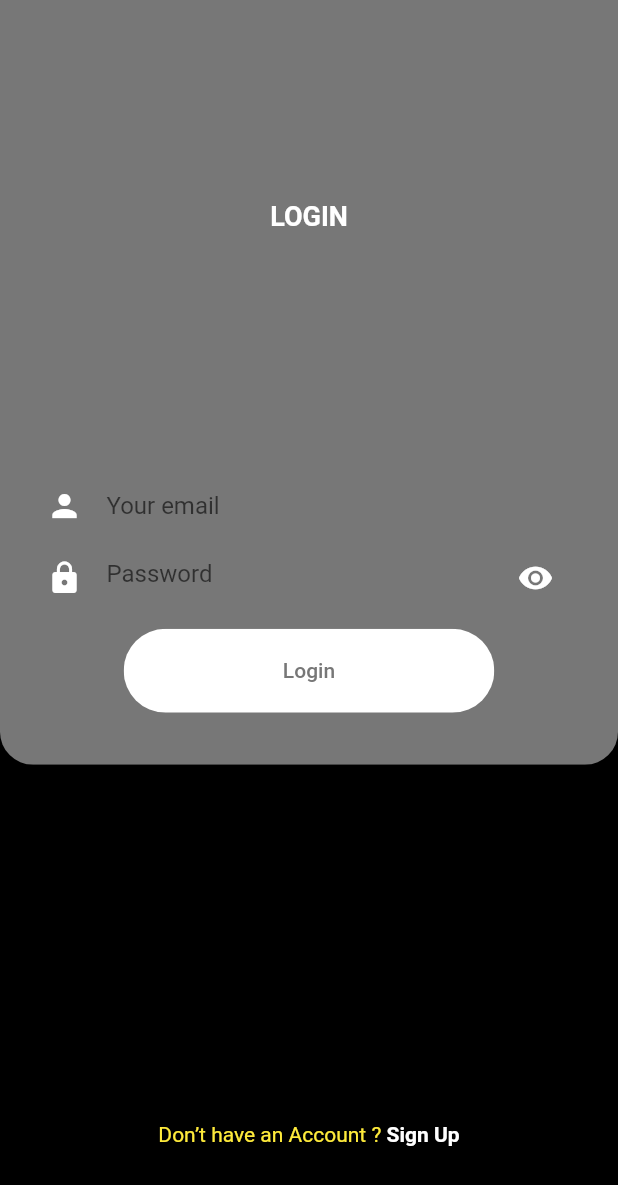
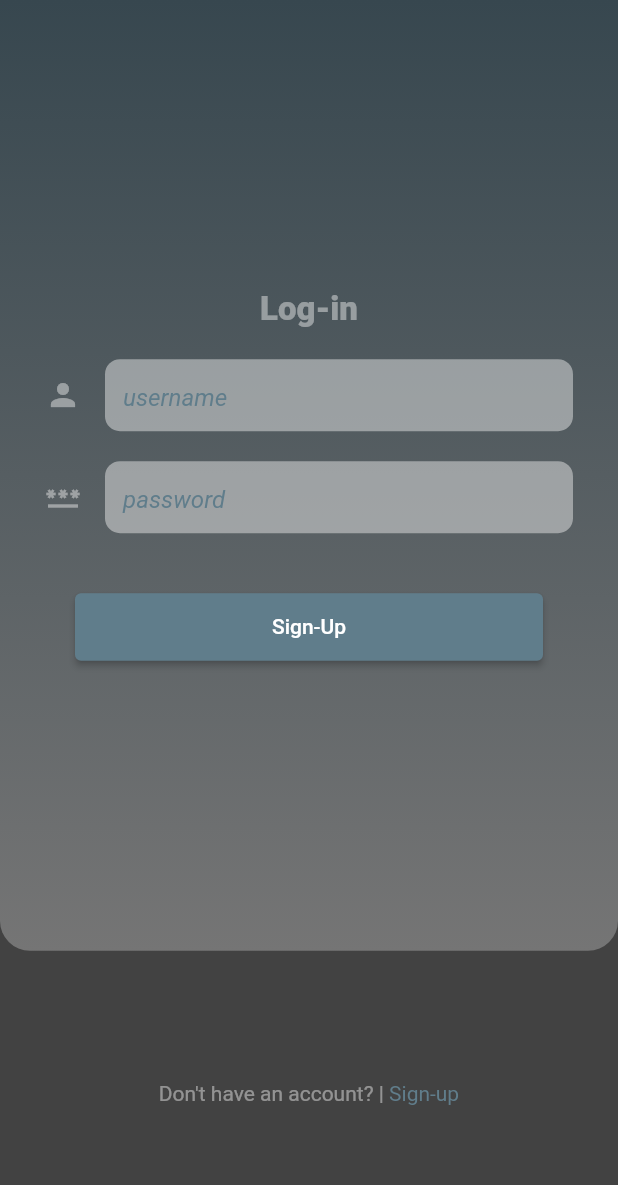
Before and after one commit to betu55/Hagerawi, a Flutter app: the screen it shows after launch, after a tap on "Sign-in", on a phone screen of 412 x 824 dp. Shown: the top 1185 px of the screen. Run offline on Flutter 3.47's test engine with Material 2 defaults, Android fonts, the light colour scheme and no system bars; our stand-ins replace flutter_svg.

Commit message:
The Login page has been updated successfluy

```diff
--- a/lib/pages/login.dart
+++ b/lib/pages/login.dart
@@ -1,10 +1,11 @@
 import 'package:flutter/material.dart';
+import 'package:flutter/services.dart';
 import 'package:flutter_svg/svg.dart';
+import 'package:hagerawi_app/components/fields.dart';
 import 'package:hagerawi_app/main.dart';
 import 'package:hagerawi_app/pages/events.dart';
 import 'package:hagerawi_app/pages/signup.dart';
-
-import 'events.dart';
+import 'package:hagerawi_app/pages/events.dart';
 
 const kPrimaryColor = Color(0xff777777);
 const kPrimaryLightColor = Colors.white;
@@ -17,139 +18,99 @@ class Login extends StatelessWidget {
   @override
   Widget build(BuildContext context) {
     Size size = MediaQuery.of(context).size;
+    SystemChrome.setSystemUIOverlayStyle(SystemUiOverlayStyle(
+      statusBarColor: Colors.blueGrey.shade900,
+      statusBarIconBrightness: Brightness.light,
+    ));
     return Scaffold(
-      body: Stack(
-        alignment: Alignment.topCenter,
-        children: <Widget>[
+      resizeToAvoidBottomInset: false,
+      body: SafeArea(
+        child: Stack(
+          children: [
+            //main background
             Container(
-            color: Colors.black,
-            width: double.infinity,
-            height: size.height,
+              color: Colors.grey.shade800,
             ),
-          ClipRRect(
+            Column(
+              children: [
+                //this is the gradient container contents
+                Container(
+                  height: size.height / 1.3,
+                  decoration: BoxDecoration(
+                    color: Colors.grey.shade500,
+                    gradient: LinearGradient(
+                      begin: Alignment.bottomCenter,
+                      end: Alignment.topCenter,
+                      colors: [
+                        Colors.grey.shade600,
+                        Colors.blueGrey.shade800,
+                      ],
+                    ),
                     borderRadius: BorderRadius.only(
-                bottomLeft: Radius.circular(22),
-                bottomRight: Radius.circular(22)),
-            child: Container(
-              color: kPrimaryColor,
-              // top: 0,
-              // left: 0,
-              child: SingleChildScrollView(
-                // height: size.height * 0.5,
-                // color: Colors.grey,
+                      bottomRight: Radius.circular(20),
+                      bottomLeft: Radius.circular(20),
+                    ),
+                  ),
                   child: Column(
                     mainAxisAlignment: MainAxisAlignment.center,
-                  children: <Widget>[
-                    SizedBox(
-                      height: size.height * 0.35,
-                      child: Center(
+                    children: [
+                      Container(
+                        margin:
+                            EdgeInsets.symmetric(horizontal: 30, vertical: 10),
                         child: Text(
-                          "LOGIN",
+                          "Log-in",
                           style: TextStyle(
-                              fontWeight: FontWeight.bold,
-                              color: kPrimaryLightColor,
-                              fontSize: 18),
+                            color: Colors.grey.shade200.withAlpha(120),
+                            fontSize: 22,
+                            fontWeight: FontWeight.w900,
                           ),
                         ),
                       ),
-                    // SizedBox(height: size.height * 0.03),
-                    // SvgPicture.asset(
-                    //   "assets/icons/login.svg",
-                    //   height: size.height * 0.35,
-                    // ),
-                    SizedBox(height: size.height * 0.03),
-                    SizedBox(
-                      width: 350,
-                      child: TextField(
-                        onChanged: (value) {},
-                        cursorColor: kPrimaryLightColor,
-                        decoration: InputDecoration(
-                          icon: Icon(
-                            Icons.person,
-                            color: kPrimaryLightColor,
+                      Container(
+                        margin:
+                            EdgeInsets.symmetric(horizontal: 30, vertical: 10),
+                        child: InputFieldAuth("username", 0),
                       ),
-                          hintText: "Your email",
-                          border: InputBorder.none,
-                        ),
-                      ),
+                      Container(
+                        margin:
+                            EdgeInsets.symmetric(horizontal: 30, vertical: 10),
+                        child: InputFieldAuth("password", 2),
                       ),
                       SizedBox(
-                      width: 350,
-                      child: TextField(
-                        obscureText: true,
-                        onChanged: (value) {},
-                        cursorColor: kPrimaryLightColor,
-                        decoration: InputDecoration(
-                          hintText: "Password",
-                          icon: Icon(
-                            Icons.lock,
-                            color: kPrimaryLightColor,
+                        height: 20,
                       ),
-                          suffixIcon: Icon(
-                            Icons.visibility,
-                            color: kPrimaryLightColor,
-                          ),
-                          border: InputBorder.none,
-                        ),
-                      ),
-                    ),
-
                       Container(
-                      margin: EdgeInsets.symmetric(vertical: 10),
-                      width: size.width * 0.6,
-                      child: ClipRRect(
-                        borderRadius: BorderRadius.circular(29),
+                        decoration: BoxDecoration(
+                            borderRadius: BorderRadius.circular(20)),
+                        width: double.infinity,
+                        height: 45,
+                        margin:
+                            EdgeInsets.symmetric(horizontal: 50, vertical: 10),
                         child: ElevatedButton(
                             style: ElevatedButton.styleFrom(
-                            primary: kPrimaryLightColor,
-                            padding: EdgeInsets.symmetric(
-                                vertical: 20, horizontal: 40),
+                              primary: Colors.blueGrey,
                             ),
                             onPressed: () {
-                            Navigator.push(
-                              context,
-                              MaterialPageRoute(
-                                builder: (context) {
-                                  return EventsPage();
+                              Navigator.pushNamed(context, "/feeds");
                             },
+                            child: Text("Sign-Up")),
                       ),
-                            );
-                          },
-                          child: Text(
-                            "Login",
-                            style: TextStyle(color: kPrimaryColor),
-                          ),
-                        ),
-                      ),
-                    ),
-                    SizedBox(height: size.height * 0.03),
-                    // AlreadyHaveAnAccountCheck(
-                    //   press: () {
-                    //     Navigator.push(
-                    //       context,
-                    //       MaterialPageRoute(
-                    //         builder: (context) {
-                    //           return SignUpScreen();
-                    //         },
-                    //       ),
-                    //     );
-                    //   },
-                    // ),
                     ],
                   ),
                 ),
+                //this is the bottom link
+                Expanded(
+                  child: Row(
+                    mainAxisAlignment: MainAxisAlignment.center,
+                    crossAxisAlignment: CrossAxisAlignment.center,
+                    children: [
+                      Text(
+                        "Don't have an account? | ",
+                        style: TextStyle(
+                          color: Colors.grey.shade200.withAlpha(120),
                         ),
                       ),
-          Positioned(
-            bottom: 60,
-            child: Row(
-              mainAxisAlignment: MainAxisAlignment.center,
-              children: <Widget>[
-                Text(
-                  "Don’t have an Account ? ",
-                  style: TextStyle(color: Colors.yellow),
-                ),
-                GestureDetector(
+                      InkWell(
                         onTap: () {
                           Navigator.push(
                             context,
@@ -161,17 +122,17 @@ class Login extends StatelessWidget {
                           );
                         },
                         child: Text(
-                    "Sign Up",
-                    style: TextStyle(
-                      color: kPrimaryLightColor,
-                      fontWeight: FontWeight.bold,
-                    ),
+                          "Sign-up",
+                          style: TextStyle(color: Colors.blueGrey),
                         ),
                       )
                     ],
                   ),
+                )
+              ],
             ),
           ],
+        ),
       ),
     );
   }
--- a/lib/pages/signup.dart
+++ b/lib/pages/signup.dart
@@ -1,7 +1,7 @@
 import 'package:flutter/material.dart';
 import 'package:flutter/services.dart';
 import 'package:flutter_svg/svg.dart';
-import 'package:hagerawi_app/components/field.dart';
+import 'package:hagerawi_app/components/fields.dart';
 import 'package:hagerawi_app/pages/login.dart';
 
 const kPrimaryColor = Color(0xff777777);
```
Also changed, not shown: lib/components/fields.dart (renamed from lib/components/field.dart). Lines whose indentation alone changed are shown as unchanged.
